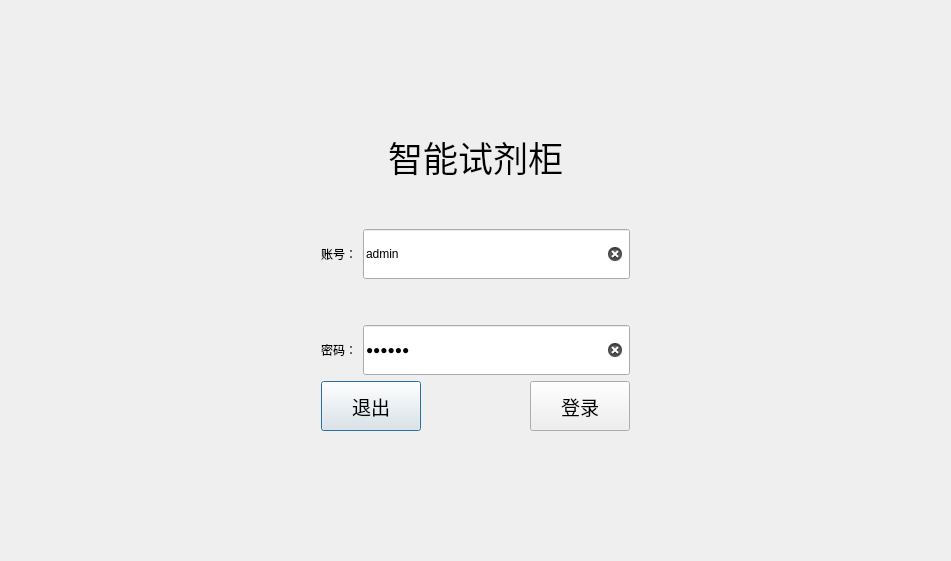
The window that qt/SmartCabinet/ui/common/dg_loginpage.ui (huanghl365/web) describes before a commit, drawn with Qt 5.
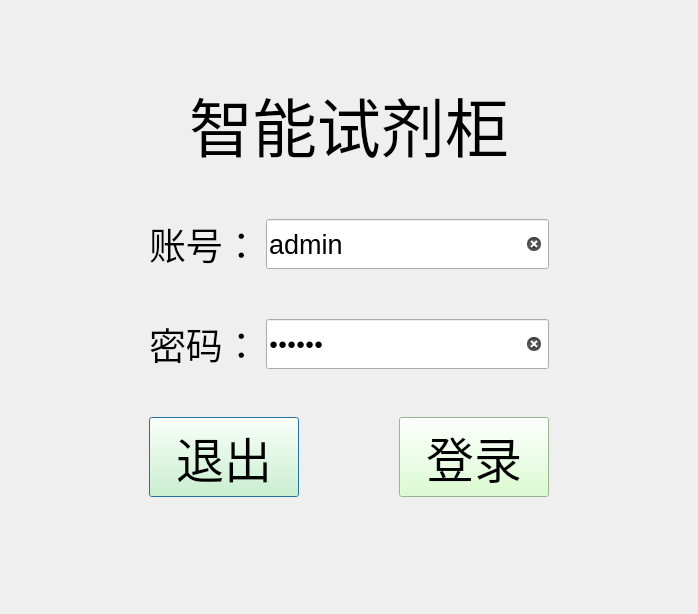
The same window after the commit.

What changed in the file:
```diff
--- a/qt/SmartCabinet/ui/common/dg_loginpage.ui
+++ b/qt/SmartCabinet/ui/common/dg_loginpage.ui
@@ -6,40 +6,49 @@
    <rect>
     <x>0</x>
     <y>0</y>
-    <width>951</width>
-    <height>561</height>
+    <width>698</width>
+    <height>614</height>
    </rect>
   </property>
+  <property name="minimumSize">
+   <size>
+    <width>0</width>
+    <height>0</height>
+   </size>
+  </property>
   <property name="windowTitle">
    <string>Dialog</string>
   </property>
+  <property name="styleSheet">
+   <string notr="true"/>
+  </property>
   <layout class="QGridLayout" name="gridLayout">
    <item row="0" column="0">
-    <layout class="QVBoxLayout" name="verticalLayout_3">
+    <layout class="QHBoxLayout" name="horizontalLayout_5">
      <item>
-      <spacer name="verticalSpacer_4">
+      <spacer name="horizontalSpacer_4">
        <property name="orientation">
-        <enum>Qt::Vertical</enum>
+        <enum>Qt::Horizontal</enum>
        </property>
        <property name="sizeHint" stdset="0">
         <size>
-         <width>20</width>
-         <height>40</height>
+         <width>40</width>
+         <height>20</height>
         </size>
        </property>
       </spacer>
      </item>
      <item>
-      <layout class="QHBoxLayout" name="horizontalLayout_5">
+      <layout class="QVBoxLayout" name="verticalLayout_3">
        <item>
-        <spacer name="horizontalSpacer_4">
+        <spacer name="verticalSpacer_4">
          <property name="orientation">
-          <enum>Qt::Horizontal</enum>
+          <enum>Qt::Vertical</enum>
          </property>
          <property name="sizeHint" stdset="0">
           <size>
-           <width>40</width>
-           <height>20</height>
+           <width>20</width>
+           <height>40</height>
           </size>
          </property>
         </spacer>
@@ -67,8 +76,8 @@
               <widget class="QLabel" name="label">
                <property name="font">
                 <font>
-                 <family>Agency FB</family>
-                 <pointsize>26</pointsize>
+                 <family>Sans Serif</family>
+                 <pointsize>48</pointsize>
                 </font>
                </property>
                <property name="text">
@@ -108,6 +117,11 @@
             <layout class="QHBoxLayout" name="horizontalLayout_2">
              <item>
               <widget class="QLabel" name="label_2">
+               <property name="font">
+                <font>
+                 <pointsize>28</pointsize>
+                </font>
+               </property>
                <property name="text">
                 <string>账号：</string>
                </property>
@@ -121,6 +135,11 @@
                  <height>50</height>
                 </size>
                </property>
+               <property name="font">
+                <font>
+                 <pointsize>20</pointsize>
+                </font>
+               </property>
                <property name="text">
                 <string>admin</string>
                </property>
@@ -148,6 +167,11 @@
             <layout class="QHBoxLayout" name="horizontalLayout_3">
              <item>
               <widget class="QLabel" name="label_3">
+               <property name="font">
+                <font>
+                 <pointsize>28</pointsize>
+                </font>
+               </property>
                <property name="text">
                 <string>密码：</string>
                </property>
@@ -161,6 +185,11 @@
                  <height>50</height>
                 </size>
                </property>
+               <property name="font">
+                <font>
+                 <pointsize>11</pointsize>
+                </font>
+               </property>
                <property name="text">
                 <string>123456</string>
                </property>
@@ -176,22 +205,38 @@
            </item>
           </layout>
          </item>
+         <item>
+          <spacer name="verticalSpacer_5">
+           <property name="orientation">
+            <enum>Qt::Vertical</enum>
+           </property>
+           <property name="sizeHint" stdset="0">
+            <size>
+             <width>20</width>
+             <height>40</height>
+            </size>
+           </property>
+          </spacer>
+         </item>
          <item>
           <layout class="QHBoxLayout" name="horizontalLayout_4">
            <item>
             <widget class="QPushButton" name="pB_quit">
              <property name="minimumSize">
               <size>
-               <width>100</width>
-               <height>50</height>
+               <width>150</width>
+               <height>80</height>
               </size>
              </property>
              <property name="font">
               <font>
-               <family>Agency FB</family>
-               <pointsize>14</pointsize>
+               <family>Sans Serif</family>
+               <pointsize>36</pointsize>
               </font>
              </property>
+             <property name="styleSheet">
+              <string notr="true">background-color: rgb(209, 255, 196);</string>
+             </property>
              <property name="text">
               <string>退出</string>
              </property>
@@ -214,16 +259,19 @@
             <widget class="QPushButton" name="pB_login">
              <property name="minimumSize">
               <size>
-               <width>100</width>
-               <height>50</height>
+               <width>150</width>
+               <height>80</height>
               </size>
              </property>
              <property name="font">
               <font>
-               <family>Agency FB</family>
-               <pointsize>14</pointsize>
+               <family>Sans Serif</family>
+               <pointsize>36</pointsize>
               </font>
              </property>
+             <property name="styleSheet">
+              <string notr="true">background-color: rgb(209, 255, 196);</string>
+             </property>
              <property name="text">
               <string>登录</string>
              </property>
@@ -231,17 +279,30 @@
            </item>
           </layout>
          </item>
+         <item>
+          <spacer name="verticalSpacer_6">
+           <property name="orientation">
+            <enum>Qt::Vertical</enum>
+           </property>
+           <property name="sizeHint" stdset="0">
+            <size>
+             <width>20</width>
+             <height>40</height>
+            </size>
+           </property>
+          </spacer>
+         </item>
         </layout>
        </item>
        <item>
-        <spacer name="horizontalSpacer_5">
+        <spacer name="verticalSpacer_3">
          <property name="orientation">
-          <enum>Qt::Horizontal</enum>
+          <enum>Qt::Vertical</enum>
          </property>
          <property name="sizeHint" stdset="0">
           <size>
-           <width>40</width>
-           <height>20</height>
+           <width>20</width>
+           <height>40</height>
           </size>
          </property>
         </spacer>
@@ -249,14 +310,14 @@
       </layout>
      </item>
      <item>
-      <spacer name="verticalSpacer_3">
+      <spacer name="horizontalSpacer_5">
        <property name="orientation">
-        <enum>Qt::Vertical</enum>
+        <enum>Qt::Horizontal</enum>
        </property>
        <property name="sizeHint" stdset="0">
         <size>
-         <width>20</width>
-         <height>40</height>
+         <width>40</width>
+         <height>20</height>
         </size>
        </property>
       </spacer>
```
Left out of the diff: 2 changed lines with no effect on the pictures.
